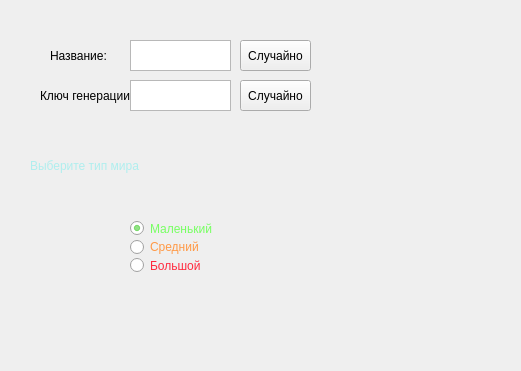
Moonsoon2020/Game, file New_world.ui: the form before one commit; both pictures show x 0 to 521 and y 0 to 371 of the 1076 by 650 pixel window.
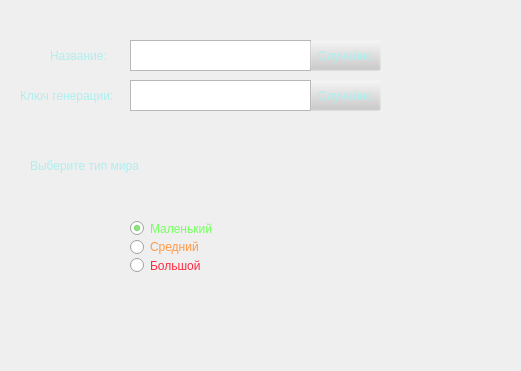
The form after the commit.

The edit to the form file:
```diff
--- a/New_world.ui
+++ b/New_world.ui
@@ -22,6 +22,10 @@
      <height>51</height>
     </rect>
    </property>
+   <property name="styleSheet">
+    <string notr="true">font: 8pt &quot;Berlin Sans FB&quot;; color: rgb(175,238,238);
+background-color: rgb(204, 204, 204, 0);</string>
+   </property>
    <property name="text">
     <string>Название:</string>
    </property>
@@ -31,7 +35,7 @@
     <rect>
      <x>130</x>
      <y>40</y>
-     <width>101</width>
+     <width>181</width>
      <height>31</height>
     </rect>
    </property>
@@ -39,12 +43,16 @@
   <widget class="QPushButton" name="accidentally_name_btn">
    <property name="geometry">
     <rect>
-     <x>240</x>
+     <x>310</x>
      <y>40</y>
      <width>71</width>
      <height>31</height>
     </rect>
    </property>
+   <property name="styleSheet">
+    <string notr="true">font: 8pt &quot;Berlin Sans FB&quot;; color: rgb(175,238,238);
+background-color: rgb(204, 204, 204, 0);</string>
+   </property>
    <property name="text">
     <string>Случайно</string>
    </property>
@@ -52,12 +60,16 @@
   <widget class="QLabel" name="key_text">
    <property name="geometry">
     <rect>
-     <x>40</x>
+     <x>20</x>
      <y>80</y>
-     <width>91</width>
+     <width>111</width>
      <height>31</height>
     </rect>
    </property>
+   <property name="styleSheet">
+    <string notr="true">font: 8pt &quot;Berlin Sans FB&quot;; color: rgb(175,238,238);
+background-color: rgb(204, 204, 204, 0);</string>
+   </property>
    <property name="text">
     <string>Ключ генерации:</string>
    </property>
@@ -65,12 +77,17 @@
   <widget class="QPushButton" name="accidentally_key_btn">
    <property name="geometry">
     <rect>
-     <x>240</x>
+     <x>310</x>
      <y>80</y>
      <width>71</width>
      <height>31</height>
     </rect>
    </property>
+   <property name="styleSheet">
+    <string notr="true">font: 8
+pt &quot;Berlin Sans FB&quot;; color: rgb(175,238,238);
+background-color: rgb(204, 204, 204, 0);</string>
+   </property>
    <property name="text">
     <string>Случайно</string>
    </property>
@@ -80,7 +97,7 @@
     <rect>
      <x>130</x>
      <y>80</y>
-     <width>101</width>
+     <width>181</width>
      <height>31</height>
     </rect>
    </property>
@@ -90,7 +107,7 @@
     <rect>
      <x>130</x>
      <y>220</y>
-     <width>82</width>
+     <width>111</width>
      <height>17</height>
     </rect>
    </property>
@@ -110,7 +127,7 @@
     <rect>
      <x>130</x>
      <y>237</y>
-     <width>82</width>
+     <width>111</width>
      <height>20</height>
     </rect>
    </property>
@@ -126,7 +143,7 @@
     <rect>
      <x>130</x>
      <y>250</y>
-     <width>71</width>
+     <width>111</width>
      <height>31</height>
     </rect>
    </property>
```
